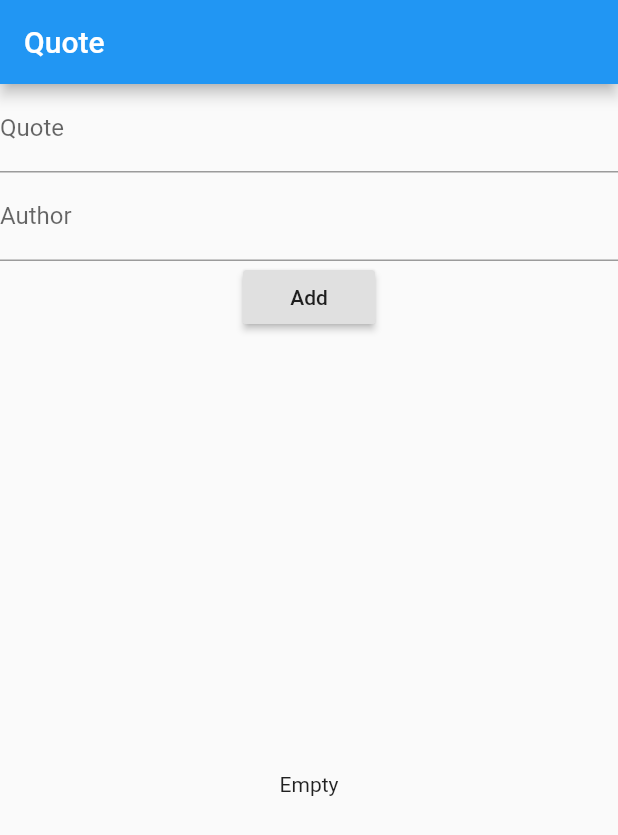
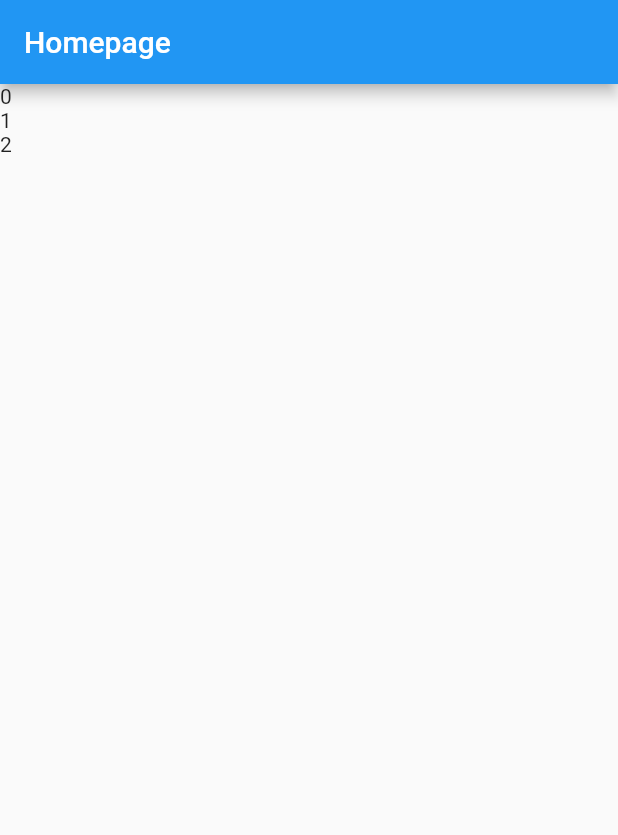
Before and after one commit to kittichanr/Flutter_tutorial, a Flutter app: the screen it shows after launch, on a phone screen of 412 x 824 dp. Shown: the top 835 px of the screen. Run offline on Flutter 3.47's test engine with Material 2 defaults, Android fonts, the phone set to English and light mode, and no system bars.

Commit message:
Add navigation push and pop

```diff
--- a/lib/main.dart
+++ b/lib/main.dart
@@ -1,6 +1,8 @@
 import 'package:flutter/material.dart';
+import 'navigation.dart';
 
-void main() => runApp(QuoteApp());
+// void main() => runApp(QuoteApp());
+void main() => runApp(Navigation());
 
 class QuoteApp extends StatelessWidget {
   @override
--- /dev/null
+++ b/lib/navigation.dart
@@ -0,0 +1,52 @@
+import 'package:flutter/material.dart';
+
+class Navigation extends StatelessWidget {
+  @override
+  Widget build(BuildContext context) {
+    return MaterialApp(
+      home: HomePage(),
+    );
+  }
+}
+
+class HomePage extends StatelessWidget {
+  @override
+  Widget build(BuildContext context) {
+    return Scaffold(
+      appBar: AppBar(
+        title: Text('Homepage'),
+      ),
+      body: Center(
+        child: ListView.builder(
+          itemCount: 3,
+          itemBuilder: (context, i) {
+            return GestureDetector(
+                onTap: () => Navigator.push(
+                    context,
+                    MaterialPageRoute(
+                      builder: (context) => DetailPage(),
+                    )),
+                child: Text('$i'));
+          },
+        ),
+      ),
+    );
+  }
+}
+
+class DetailPage extends StatelessWidget {
+  @override
+  Widget build(BuildContext context) {
+    return Scaffold(
+      appBar: AppBar(
+        title: Text('DetailPage'),
+      ),
+      body: Center(
+        child: RaisedButton(
+          child: Text('Back'),
+          onPressed: () => Navigator.pop(context),
+        ),
+      ),
+    );
+  }
+}
```
